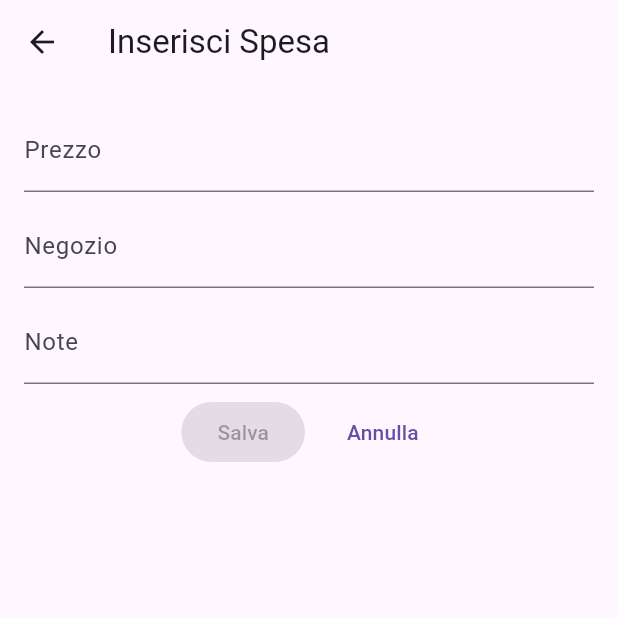
After one commit to francescobruschetti/Billi, a Flutter app: the HomePage screen opened directly, after a tap on "Spesa Personale", on a phone screen of 412 x 824 dp, the top half of it. The commit adds this screen. Run offline on Flutter 3.47's test engine with Material 3 defaults, Android fonts, the phone set to English and light mode, and no system bars; our stand-ins replace supabase_flutter; accounts and stored records are empty.

Commit message:
Implemented basic create expense

```diff
--- /dev/null
+++ b/lib/pages/expense_page.dart
@@ -0,0 +1,238 @@
+import 'package:flutter/material.dart';
+import 'package:flutter/services.dart';
+import 'package:monitoraggio_spese/models/api_response_model.dart';
+import 'package:monitoraggio_spese/services/expenses_service.dart';
+
+class ExpensePage extends StatefulWidget {
+  final String? expenseId;
+  final bool isPersonalExpense;
+  final bool isEditAllowed;
+
+  const ExpensePage({super.key, this.expenseId, required this.isPersonalExpense, this.isEditAllowed = false});
+
+  @override
+  State<ExpensePage> createState() => _ExpensePageState();
+}
+
+class _ExpensePageState extends State<ExpensePage> {
+  late TextEditingController _priceController;
+  late TextEditingController _merchantController;
+  late TextEditingController _noteController;
+  bool _isLoading = false;
+  bool _isSaveEnabled = false;
+  String? _errorMessage;
+
+  late final bool isEdit;
+
+  @override
+  void initState() {
+    super.initState();
+    _priceController = TextEditingController(text: '');
+    _merchantController = TextEditingController(text: '');
+    _noteController = TextEditingController(text: '');
+    _priceController.addListener(_onFieldChanged);
+
+    if (widget.expenseId != null) {
+      _loadExistingExpense(widget.expenseId!);
+    }
+
+    isEdit = widget.expenseId != null && widget.isEditAllowed;
+  }
+
+  @override
+  void dispose() {
+    _priceController.removeListener(_onFieldChanged);
+    _merchantController.dispose();
+    _noteController.dispose();
+    super.dispose();
+  }
+
+  void _onFieldChanged() {
+    setState(() {
+      _isSaveEnabled = _priceController.text.isNotEmpty; // es. && _merchantController.text.isNotEmpty;
+    });
+  }
+
+  double _formatPriceInput() {
+    String text = _priceController.text;
+    text = text.replaceAll(',', '.');
+    _priceController.value = _priceController.value.copyWith(
+      text: text,
+      selection: TextSelection.collapsed(offset: text.length),
+    );
+    return double.tryParse(text) ?? 0.0;
+  }
+
+  Future<void> _loadExistingExpense(String expenseId) async {
+    setState(() {
+      _isLoading = true;
+    });
+
+    // TODO: da implementare caricamento spesa esistente
+    // final groupDetailsResponse = await GroupsService().getGroupDetailsAndParticipants(expenseId);
+    // print("Existing users in group $expenseId: $groupDetailsResponse");
+
+    // if (groupDetailsResponse.success) {
+    //   print("Group details: ${groupDetailsResponse.data}");
+    //   _nameController.text = groupDetailsResponse.data.name;
+    //   _descriptionController.text = groupDetailsResponse.data.description ?? '';
+    //   _linkController.text = groupDetailsResponse.data.link;
+
+    //   final userProfiles = groupDetailsResponse.data.groupParticipants.map((p) => p.profile).toList();
+    //   setState(() {
+    //     _existingUsers.clear();
+    //     _existingUsers.addAll(userProfiles);
+    //   });
+    // }
+    // else {
+    //   setState(() {
+    //     _errorMessage = 'Errore durante il caricamento dei partecipanti esistenti: ${groupDetailsResponse.message}';
+    //   });
+    // }
+
+    setState(() {
+      _isLoading = false;
+    });
+  }
+
+  Future<void> _saveExpense() async {
+    setState(() {
+      _errorMessage = null;
+      _isSaveEnabled = false;
+    });
+
+    String message = '';
+    ApiResponseModel<Map<String, dynamic>> apiResponseModel = ApiResponseModel<Map<String, dynamic>>(
+      success: false, message: "Errore durante il salvataggio dei dati", data: {}
+    );
+    if (isEdit) { // Logica di salvataggio modifica gruppo
+      message = "Dati aggiornatic correttamente";
+      apiResponseModel = await ExpensesService().update(
+        id: widget.expenseId!,
+        price: _formatPriceInput(),
+        merchant: _merchantController.text.trim(),
+        note: _noteController.text.trim(),
+      );
+    }
+    else { // Logica di creazione nuovo gruppo
+      message = "Spesa salvata con successo";
+      apiResponseModel = await ExpensesService().create(
+        price: _formatPriceInput(),
+        merchant: _merchantController.text.trim(),
+        note: _noteController.text.trim(),
+      );
+    }
+
+    if (apiResponseModel.success) {
+      ScaffoldMessenger.of(context).showSnackBar(
+        SnackBar(content: Text(message)),
+      );
+      Navigator.of(context).pop(true); // Torna indietro e segnala che c'è stato un cambiamento
+    }
+    else {
+      setState(() {
+        _errorMessage = 'Errore durante il salvataggio dei dati';
+        _isSaveEnabled = true;
+      });
+    }
+  }
+
+  @override
+  Widget build(BuildContext context) {
+
+    return Scaffold(
+      resizeToAvoidBottomInset: true,
+      appBar: AppBar(
+        title: Text(isEdit ? 'Modifica Spesa' : 'Inserisci Spesa'),
+      ),
+      body: _isLoading
+        ? Center(
+            child: Column(
+              mainAxisAlignment: MainAxisAlignment.center,
+              children: const [
+                CircularProgressIndicator(),
+                SizedBox(height: 16),
+                Text('Caricamento dati...', style: TextStyle(fontSize: 16)),
+              ],
+            ),
+          )
+        : SingleChildScrollView(
+            padding: EdgeInsets.only(
+              left: 16,
+              right: 16,
+              top: 16,
+              bottom: MediaQuery.of(context).viewInsets.bottom,
+            ),
+            child: Column(
+              crossAxisAlignment: CrossAxisAlignment.start,
+              children: [
+          // Campi di input
+          TextField(
+            controller: _priceController,
+            keyboardType: TextInputType.numberWithOptions(decimal: true),
+            inputFormatters: [
+              FilteringTextInputFormatter.allow(RegExp(r'^[0-9]*[.,]?[0-9]*$')),
+            ],
+            decoration: const InputDecoration(labelText: 'Prezzo'),
+          ),
+          const SizedBox(height: 8),
+          TextField(
+            controller: _merchantController,
+            decoration: const InputDecoration(labelText: 'Negozio'),
+          ),
+          const SizedBox(height: 8),
+          TextField(
+            controller: _noteController,
+            decoration: const InputDecoration(labelText: 'Note'),
+          ),
+
+          // Alert errore
+          if (_errorMessage != null) ...[
+            Container(
+              width: double.infinity,
+              margin: const EdgeInsets.only(top: 12),
+              padding: const EdgeInsets.all(12),
+              decoration: BoxDecoration(
+                color: Colors.red.shade50,
+                border: Border.all(color: Colors.red, width: 2),
+                borderRadius: BorderRadius.circular(8),
+              ),
+              child: Row(
+                children: [
+                  const Icon(Icons.error_outline, color: Colors.red),
+                  const SizedBox(width: 8),
+                  Expanded(
+                    child: Text(
+                      _errorMessage!,
+                      style: const TextStyle(color: Colors.red, fontWeight: FontWeight.bold),
+                    ),
+                  ),
+                ],
+              ),
+            ),
+          ],
+
+          // Save/Cancel buttons
+          const SizedBox(height: 8),
+          Row(
+            mainAxisAlignment: MainAxisAlignment.center,
+            children: [
+              ElevatedButton(
+                onPressed: _isSaveEnabled ? () { // Salva o crea gruppo
+                  _saveExpense();
+                } : null, // Disabilita il pulsante se il nome è vuoto
+                child: const Text('Salva'),
+              ),
+              const SizedBox(width: 16),
+              TextButton(
+                onPressed: () => Navigator.of(context).pop(),
+                child: const Text('Annulla'),
+              ),
+            ],
+          ),
+        ],
+              ),
+            ),
+    );
+  }
+}
--- a/lib/pages/group/groups_page.dart
+++ b/lib/pages/group/groups_page.dart
@@ -12,9 +12,10 @@ class GroupsPage extends StatefulWidget {
 class _GroupsPageState extends State<GroupsPage> {
 
   late Future<List<Map<String, dynamic>>> groupsFuture;
+  List<Map<String, dynamic>> allGroups = [];
+
   String searchText = '';
   bool isLoading = true;
-  List<Map<String, dynamic>> allGroups = [];
 
   @override
   void initState() {
--- a/lib/pages/home_page.dart
+++ b/lib/pages/home_page.dart
@@ -1,4 +1,5 @@
 import 'package:flutter/material.dart';
+import 'package:monitoraggio_spese/pages/expense_page.dart';
 import '../models/expense_model.dart';
 import '../services/expenses_service.dart';
 
@@ -12,72 +13,78 @@ class HomePage extends StatefulWidget {
 class _HomePageState extends State<HomePage> {
   final ExpensesService service = ExpensesService();
 
-  late Stream<List<ExpenseModel>> expensesStream;
-  List<Map<String, dynamic>> expenses = [];
+  late Future<List<Map<String, dynamic>>> expensesFuture;
+  List<Map<String, dynamic>> allExpenses = [];
 
   int currentPage = 0;
   int pageSize = 10;
   bool isLoading = false;
   bool hasMore = true;
 
-  Future<void> loadExpenses() async {
-    print("Loading expenses for page $currentPage");
-    // Not working correctly if (isLoading || !hasMore) return;
+  void _loadExpenses() async {
+    if (mounted) {
+      setState(() {
+        isLoading = true;
+      });
+    }
+    expensesFuture = service.fetchLatestExpenses(pageIndex: currentPage, pageSize: pageSize);
+    final result = await expensesFuture;
 
-    setState(() => isLoading = true);
-    final newItems = await service.fetchLatestExpenses(pageIndex: currentPage, pageSize: pageSize);
-    print("Fetched ${newItems.length} new expenses");
-
-    setState(() {
-      expenses = newItems;
-      isLoading = false;
-      if (newItems.length < pageSize) {
-        hasMore = false;
-      }
-    });
-  }
-
-  Future<void> loadMoreExpenses() async {
-    currentPage++;
-    return loadExpenses();
+    if (mounted) {
+      setState(() {
+        allExpenses = result;
+        isLoading = false;
+      });
+    }
   }
 
   @override
   Widget build(BuildContext context) {
+
     return Scaffold(
       body: Padding(
         padding: const EdgeInsets.all(16),
         child: Column(
           children: [
+            // Page Header
             Row(
               mainAxisAlignment: MainAxisAlignment.spaceBetween,
               children: [
                 Text(
-                  'Spese Caricate: ${expenses.length}',
+                  'Spese Caricate: ${allExpenses.length}',
                   style: Theme.of(context).textTheme.headlineSmall,
                 ),
                 const SizedBox(height: 16),
                 ElevatedButton(
-                  onPressed: loadExpenses,
-                  child: const Text('Load expenses'),
+                  onPressed: _loadExpenses,
+                  child: Row(
+                    children: const [
+                      Icon(Icons.refresh),
+                      SizedBox(width: 8),
+                      Text('Aggiorna'),
+                    ],
+                  ),
                 ),
               ],
             ),
+            // Page Header "subtitle"
             const SizedBox(height: 8),
             Align(
               alignment: Alignment.centerLeft,
               child: Text(
-                'Totale spese: €${expenses.fold<double>(0, (sum, e) => sum + (double.tryParse(e['total_amount']?.toString() ?? '0') ?? 0)).toStringAsFixed(2)}',
+                'Totale spese: €${allExpenses.fold<double>(0, (sum, e) => sum + (double.tryParse(e['total_amount']?.toString() ?? '0') ?? 0)).toStringAsFixed(2)}',
                 style: Theme.of(context).textTheme.titleMedium,
               ),
             ),
+
+            // Page Content
             const SizedBox(height: 16),
             Expanded(
               child:
-                expenses.isEmpty ? const Center(child: Text('Nessuna spesa caricata')) : ListView.builder(
-                  itemCount: expenses.length,
+                allExpenses.isEmpty ? const Center(child: Text('Nessuna spesa presente')) : ListView.builder(
+                  itemCount: allExpenses.length,
                   itemBuilder: (context, index) {
-                    final e = expenses[index];
+                    final e = allExpenses[index];
                     final participants = (e['participants'] as List);
                     final totalAmount = double.tryParse(e['total_amount']?.toString() ?? '0') ?? 0;
                     final paidSum = participants.fold<double>(0, (sum, p) => sum + (double.tryParse(p['paid_amount']?.toString() ?? '0') ?? 0));
@@ -130,6 +137,52 @@ class _HomePageState extends State<HomePage> {
                   },
                 ),
             ),
+
+            // Page footer
+            const SizedBox(height: 16),
+            Row(
+              children: [
+                Expanded(
+                  child: ElevatedButton(
+                    onPressed: () {
+                      Navigator.push(
+                        context,
+                        MaterialPageRoute(
+                          builder: (context) => ExpensePage(isPersonalExpense: true, isEditAllowed: true),
+                        ),
+                      );
+                    },
+                    child: Row(
+                      children: [
+                        const Icon(Icons.add),
+                        const SizedBox(width: 8),
+                        const Text('Spesa Personale'),
+                      ],
+                    ),
+                  ),
+                ),
+                const SizedBox(width: 12),
+                Expanded(
+                  child: ElevatedButton(
+                    onPressed: () {
+                      Navigator.push(
+                        context,
+                        MaterialPageRoute(
+                          builder: (context) => ExpensePage(isPersonalExpense: false, isEditAllowed: true),
+                        ),
+                      );
+                    },
+                    child: Row(
+                      children: [
+                        const Icon(Icons.group_add_outlined),
+                        const SizedBox(width: 8),
+                        const Text('Spesa Condivisa'),
+                      ],
+                    ),
+                  ),
+                ),
+              ],
+            ),
           ],
         ),
       ),
--- a/lib/services/groups_service.dart
+++ b/lib/services/groups_service.dart
@@ -1,6 +1,5 @@
 import 'package:monitoraggio_spese/models/api_response_model.dart';
 import 'package:monitoraggio_spese/models/group_details_model.dart';
-import 'package:monitoraggio_spese/models/profile_model.dart';
 import 'package:supabase_flutter/supabase_flutter.dart';
 
 class GroupsService {
@@ -70,6 +69,4 @@ class GroupsService {
       return ApiResponseModel<Map<String, dynamic>>(success: false, message: e.toString(), data: {});
     }
   }
-
-
 }
```
Also changed, not shown: lib/pages/group/group_details.dart (+19 -16 lines), lib/pages/login_logout_signup/login_page.dart (+6 -6 lines), lib/services/expenses_service.dart (+55 -31 lines), lib/pages/group/group_expenses.dart (deleted), 3 other files.
